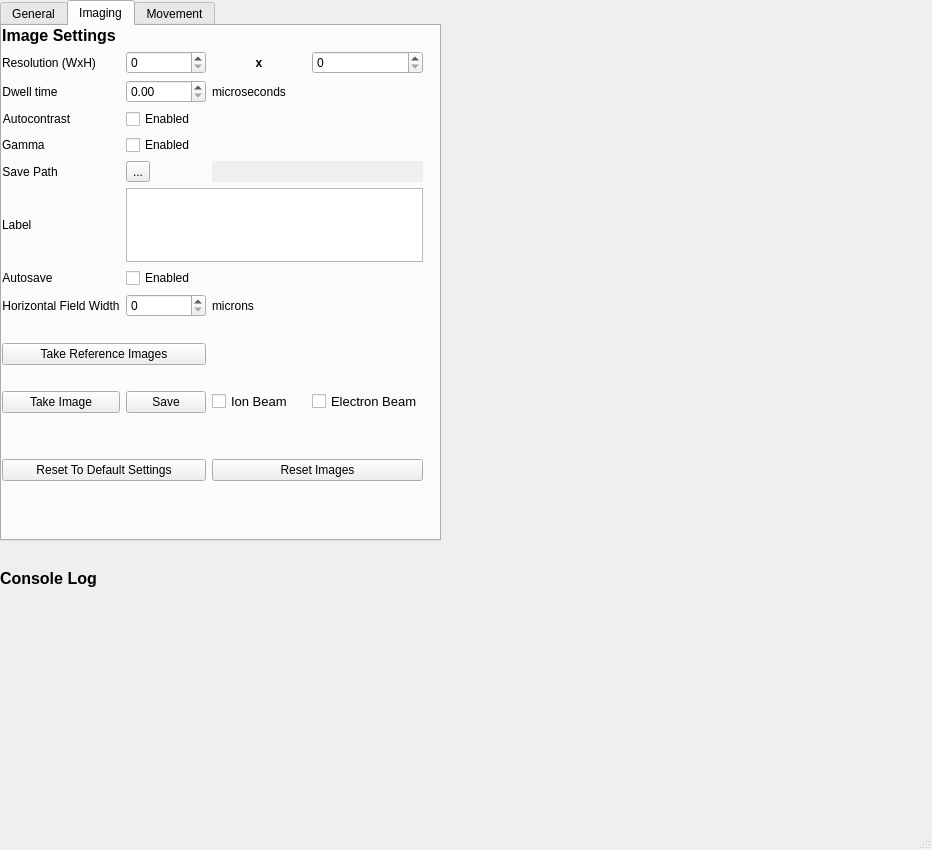
First picture: the form in fibsem/ui/qtdesigner_files/connect.ui, repository DeMarcoLab/fibsem, before the edit.
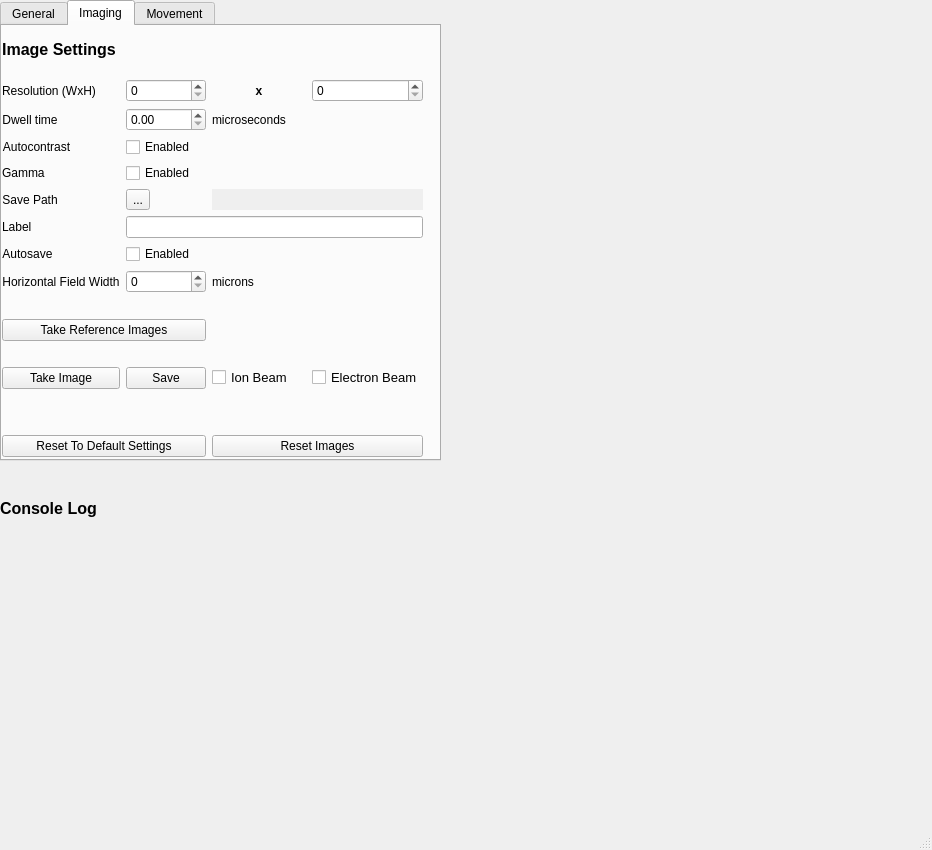
Second picture: the form after the edit.

Commit message: Updated save image line editor

```diff
--- a/fibsem/ui/qtdesigner_files/connect.ui
+++ b/fibsem/ui/qtdesigner_files/connect.ui
@@ -29,7 +29,7 @@
       <x>0</x>
       <y>0</y>
       <width>441</width>
-      <height>541</height>
+      <height>461</height>
      </rect>
     </property>
     <property name="autoFillBackground">
@@ -79,7 +79,7 @@
         <x>0</x>
         <y>0</y>
         <width>421</width>
-        <height>455</height>
+        <height>431</height>
        </rect>
       </property>
       <layout class="QGridLayout" name="gridLayout_2">
@@ -396,15 +396,7 @@
         </widget>
        </item>
        <item row="6" column="1" colspan="3">
-        <widget class="QTextEdit" name="image_label">
-         <property name="html">
-          <string>&lt;!DOCTYPE HTML PUBLIC &quot;-//W3C//DTD HTML 4.0//EN&quot; &quot;http://www.w3.org/TR/REC-html40/strict.dtd&quot;&gt;
-&lt;html&gt;&lt;head&gt;&lt;meta name=&quot;qrichtext&quot; content=&quot;1&quot; /&gt;&lt;style type=&quot;text/css&quot;&gt;
-p, li { white-space: pre-wrap; }
-&lt;/style&gt;&lt;/head&gt;&lt;body style=&quot; font-family:'MS Shell Dlg 2'; font-size:8.25pt; font-weight:400; font-style:normal;&quot;&gt;
-&lt;p style=&quot;-qt-paragraph-type:empty; margin-top:0px; margin-bottom:0px; margin-left:0px; margin-right:0px; -qt-block-indent:0; text-indent:0px;&quot;&gt;&lt;br /&gt;&lt;/p&gt;&lt;/body&gt;&lt;/html&gt;</string>
-         </property>
-        </widget>
+        <widget class="QLineEdit" name="image_label"/>
        </item>
       </layout>
      </widget>
@@ -773,7 +765,7 @@
     <property name="geometry">
      <rect>
       <x>0</x>
-      <y>540</y>
+      <y>470</y>
       <width>441</width>
       <height>271</height>
      </rect>
```
The commit also changes 2 other files.
